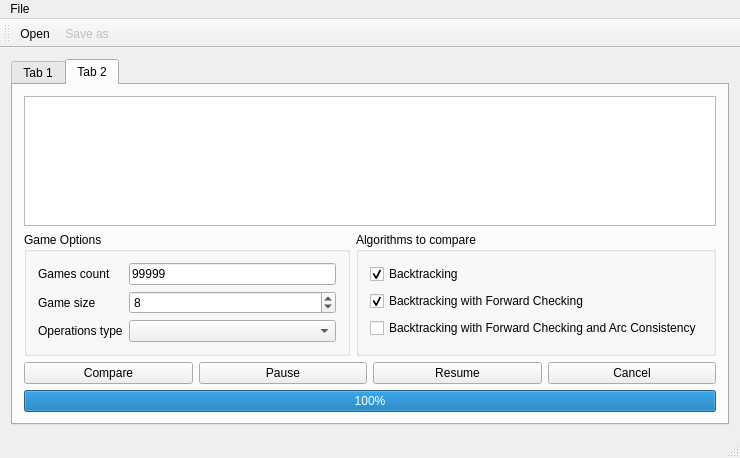
First picture: the form in front/mainwindow.ui, repository SamuelShokry/kenken, before the edit.
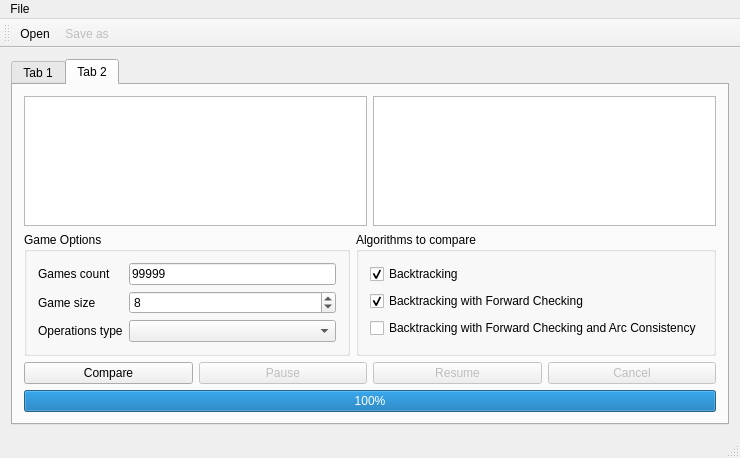
Second picture: the form after the edit. Custom widgets are drawn as their Qt base class.

Commit message: Adding the game view for the comparator

The edit to the form file:
```diff
--- a/front/mainwindow.ui
+++ b/front/mainwindow.ui
@@ -165,6 +165,8 @@
        </attribute>
        <layout class="QVBoxLayout" name="verticalLayout_6">
         <item>
+         <layout class="QHBoxLayout" name="horizontalLayout_3">
+          <item>
          <widget class="QPlainTextEdit" name="transcript">
           <property name="readOnly">
            <bool>true</bool>
@@ -172,6 +174,11 @@
          </widget>
         </item>
         <item>
+           <widget class="GameView" name="compareGamesView"/>
+          </item>
+         </layout>
+        </item>
+        <item>
          <layout class="QHBoxLayout" name="horizontalLayout_5">
           <item>
            <widget class="QGroupBox" name="groupBox_2">
@@ -279,6 +286,9 @@
           </item>
           <item>
            <widget class="QPushButton" name="pausePB">
+            <property name="enabled">
+             <bool>false</bool>
+            </property>
             <property name="text">
              <string>Pause</string>
             </property>
@@ -286,6 +296,9 @@
           </item>
           <item>
            <widget class="QPushButton" name="resumePB">
+            <property name="enabled">
+             <bool>false</bool>
+            </property>
             <property name="text">
              <string>Resume</string>
             </property>
@@ -293,6 +306,9 @@
           </item>
           <item>
            <widget class="QPushButton" name="cancelPB">
+            <property name="enabled">
+             <bool>false</bool>
+            </property>
             <property name="text">
              <string>Cancel</string>
             </property>
```
Lines whose indentation alone changed are shown as unchanged. The commit also changes 5 other files.
